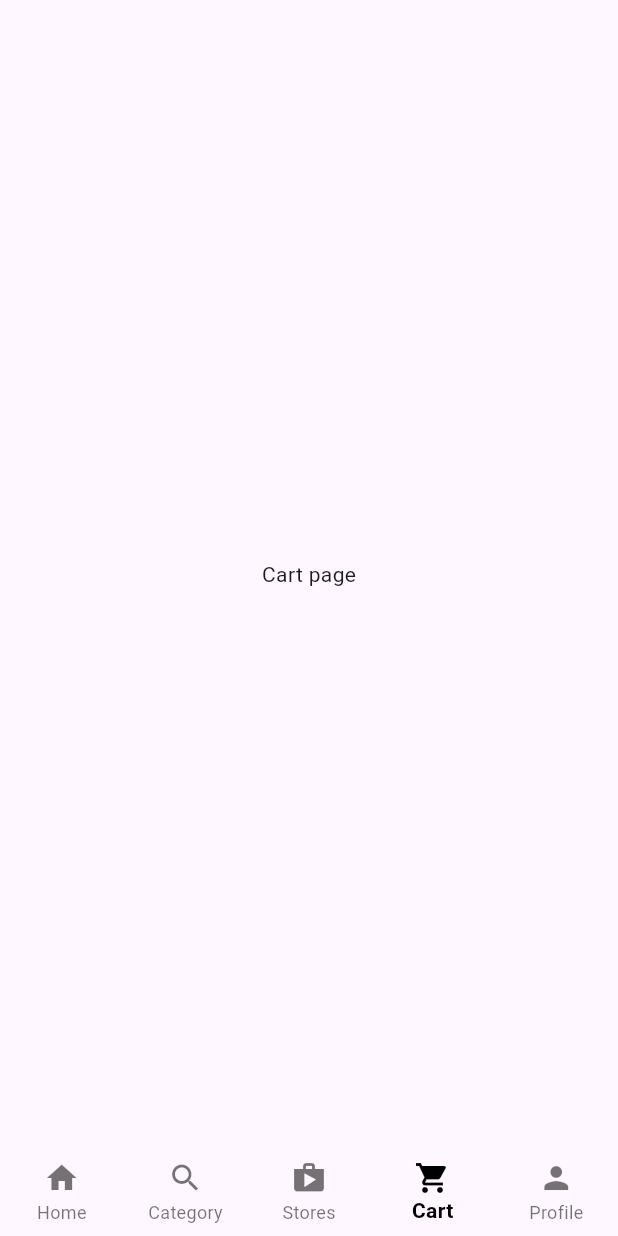
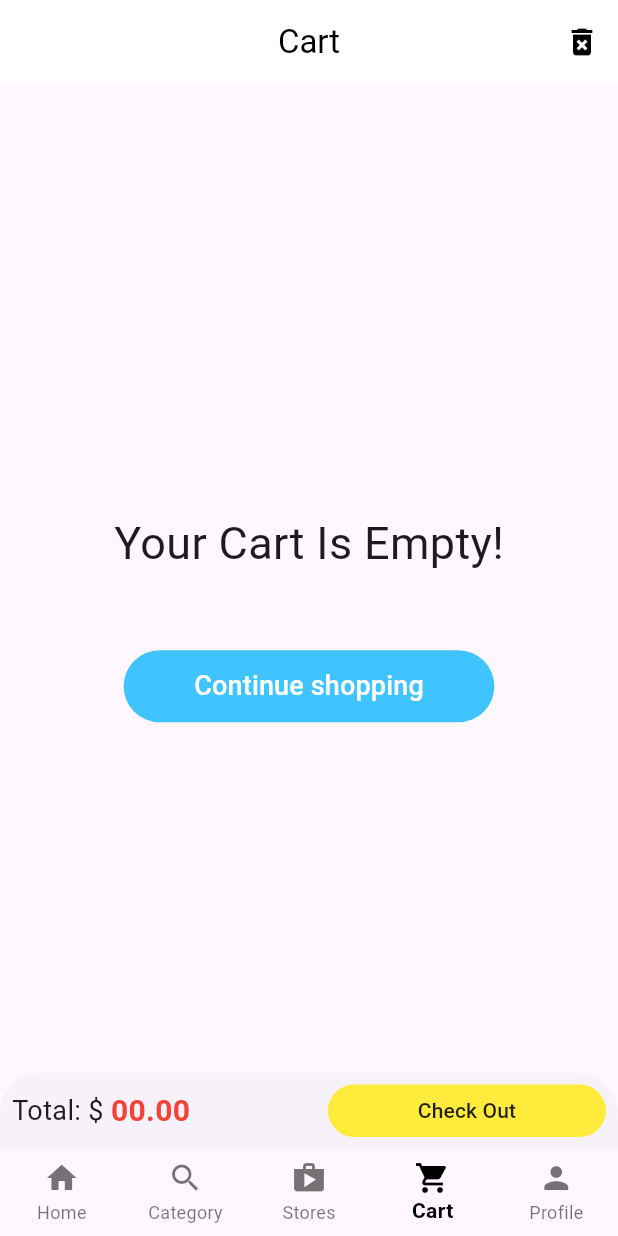
Before and after one commit to AtalibAgAlmousleck/flutter-gradal-shop-app, a Flutter app: the screen it shows after launch, item 4 of the bottom bar chosen, on a phone screen of 412 x 824 dp. Run offline on Flutter 3.47's test engine with Material 3 defaults, Android fonts, the light colour scheme and no system bars.

Commit message:
Commit for stores cart and profile screens

```diff
--- a/lib/main.dart
+++ b/lib/main.dart
@@ -1,5 +1,5 @@
 import 'package:flutter/material.dart';
-import 'package:gradal/screens/customer_home_screen.dart';
+import 'package:gradal/main_screens/customer_home_screen.dart';
 
 void main() {
   runApp(const MyApp());
--- /dev/null
+++ b/lib/main_screens/cart.dart
@@ -0,0 +1,104 @@
+import 'package:flutter/material.dart';
+import 'package:gradal/main_screens/customer_home_screen.dart';
+import 'package:gradal/widgets/app_bar_widgets.dart';
+
+class CartScreen extends StatefulWidget {
+  const CartScreen({super.key});
+
+  @override
+  State<CartScreen> createState() => _CartScreenState();
+}
+
+class _CartScreenState extends State<CartScreen> {
+  @override
+  Widget build(BuildContext context) {
+    return Scaffold(
+      appBar: AppBar(
+        elevation: 0,
+        backgroundColor: Colors.white,
+        title: AppBarTitle(title: 'Cart'),
+        centerTitle: true,
+        actions: [
+          IconButton(
+            onPressed: () {},
+            icon: Icon(
+              Icons.delete_forever,
+              color: Colors.black,
+            ),
+          ),
+        ],
+      ),
+      body: Center(
+        child: Column(
+          mainAxisAlignment: MainAxisAlignment.center,
+          children: [
+            Text(
+              'Your Cart Is Empty!',
+              style: TextStyle(
+                fontSize: 30.0,
+              ),
+            ),
+            SizedBox(
+              height: 50,
+            ),
+            Material(
+              color: Colors.lightBlueAccent,
+              borderRadius: BorderRadius.circular(25),
+              child: MaterialButton(
+                minWidth: MediaQuery.of(context).size.width * 0.6,
+                onPressed: () {
+                  Navigator.pushReplacement(
+                    context,
+                    MaterialPageRoute(
+                      builder: (context) => CustomerHomeScreen(),
+                    ),
+                  );
+                },
+                child: Text(
+                  'Continue shopping',
+                  style: TextStyle(fontSize: 18, color: Colors.white),
+                ),
+              ),
+            ),
+          ],
+        ),
+      ),
+      bottomSheet: Padding(
+        padding: const EdgeInsets.all(8.0),
+        child: Row(
+          mainAxisAlignment: MainAxisAlignment.spaceBetween,
+          children: [
+            Row(
+              children: const [
+                Text(
+                  'Total: \$ ',
+                  style: TextStyle(fontSize: 18),
+                ),
+                Text(
+                  '00.00',
+                  style: TextStyle(
+                    fontSize: 20,
+                    fontWeight: FontWeight.bold,
+                    color: Colors.red,
+                  ),
+                ),
+              ],
+            ),
+            Container(
+              height: 35,
+              width: MediaQuery.of(context).size.width * 0.45,
+              decoration: BoxDecoration(
+                color: Colors.yellow,
+                borderRadius: BorderRadius.circular(25),
+              ),
+              child: MaterialButton(
+                onPressed: () {},
+                child: Text('Check Out'),
+              ),
+            )
+          ],
+        ),
+      ),
+    );
+  }
+}
--- a/lib/screens/customer_home_screen.dart
+++ b/lib/main_screens/customer_home_screen.dart
@@ -1,6 +1,9 @@
 import 'package:flutter/material.dart';
-import 'package:gradal/screens/category_screen.dart';
-import 'package:gradal/screens/home_screen.dart';
+import 'package:gradal/main_screens/cart.dart';
+import 'package:gradal/main_screens/category_screen.dart';
+import 'package:gradal/main_screens/home_screen.dart';
+import 'package:gradal/main_screens/profile.dart';
+import 'package:gradal/main_screens/stores.dart';
 
 class CustomerHomeScreen extends StatefulWidget {
   const CustomerHomeScreen({super.key});
@@ -14,9 +17,9 @@ class _CustomerHomeScreenState extends State<CustomerHomeScreen> {
   final List<Widget> _tabs = [
     HomeScreen(),
     CategoryScreen(),
-    Center(child: Text('Stores page')),
-    Center(child: Text('Cart page')),
-    Center(child: Text('Profile page')),
+    StoresScreen(),
+    CartScreen(),
+    ProfileScreen(),
   ];
   @override
   Widget build(BuildContext context) {
--- /dev/null
+++ b/lib/widgets/app_bar_widgets.dart
@@ -0,0 +1,39 @@
+import 'package:flutter/material.dart';
+
+class AppBarBackButton extends StatelessWidget {
+  const AppBarBackButton({
+    super.key,
+  });
+
+  @override
+  Widget build(BuildContext context) {
+    return IconButton(
+      icon: Icon(
+        Icons.arrow_back_ios,
+        color: Colors.black,
+      ),
+      onPressed: () {
+        Navigator.pop(context);
+      },
+    );
+  }
+}
+
+class AppBarTitle extends StatelessWidget {
+  const AppBarTitle({
+    super.key,
+    required this.title,
+  });
+
+  final String title;
+
+  @override
+  Widget build(BuildContext context) {
+    return Text(
+      title,
+      style: TextStyle(
+        color: Colors.black,
+      ),
+    );
+  }
+}
```
Also changed, not shown: lib/main_screens/profile.dart (added, +40 -0 lines), lib/main_screens/stores.dart (added, +20 -0 lines), lib/minor_screens/sub_category_product.dart (+4 -15 lines), lib/main_screens/category_screen.dart (renamed from lib/screens/category_screen.dart), lib/main_screens/home_screen.dart (renamed from lib/screens/home_screen.dart).
